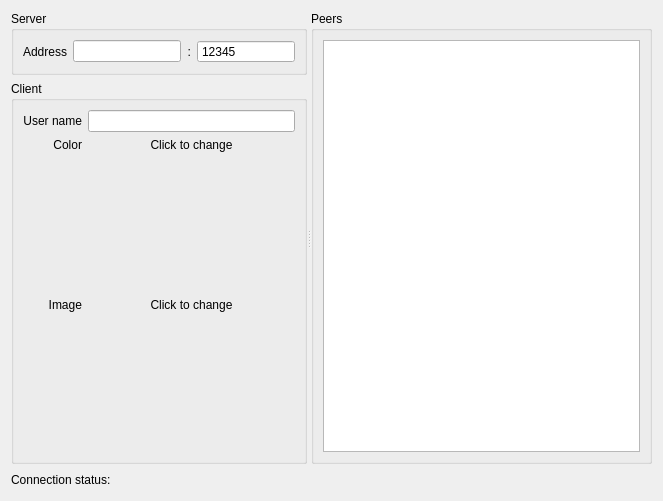
Above: TeamRadarDlg.ui from congchenutd/teamradar before the change. Below: the same form after it.
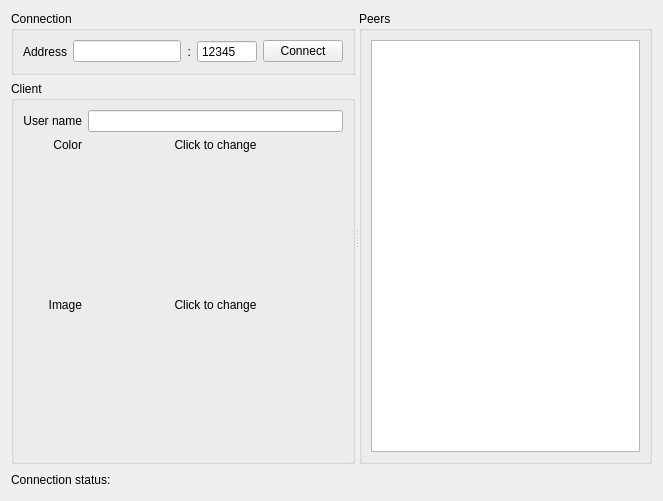
That is the form after the change. Icons and pictures are not drawn. Custom widgets are drawn as their Qt base class.

Commit message: + Add "Connect" button in TeamRadarDlg

The edit to the form file:
```diff
--- a/TeamRadarDlg.ui
+++ b/TeamRadarDlg.ui
@@ -25,12 +25,12 @@
      <property name="orientation">
       <enum>Qt::Horizontal</enum>
      </property>
-     <widget class="QWidget" name="">
+     <widget class="QWidget" name="layoutWidget">
       <layout class="QVBoxLayout" name="verticalLayout">
        <item>
         <widget class="QGroupBox" name="groupBox_2">
          <property name="title">
-          <string>Server</string>
+          <string>Connection</string>
          </property>
          <layout class="QHBoxLayout" name="horizontalLayout">
           <item>
@@ -75,6 +75,13 @@
             </property>
            </widget>
           </item>
+          <item>
+           <widget class="QPushButton" name="btConnect">
+            <property name="text">
+             <string>Connect</string>
+            </property>
+           </widget>
+          </item>
          </layout>
         </widget>
        </item>
```
Left out of the diff: 4 changed lines with no effect on the pictures. The commit also changes 6 other files.
